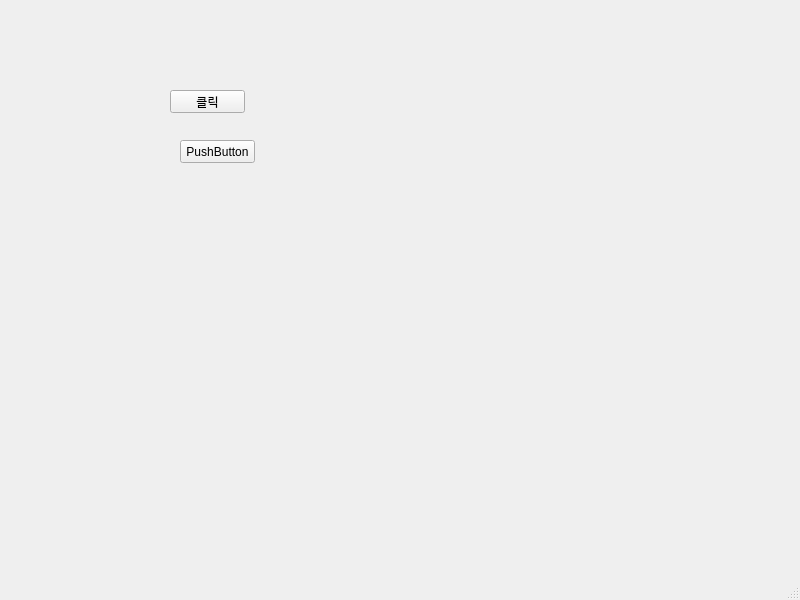
Old version of the form mainWindow.ui in the repository donghuna/Bitcoin.
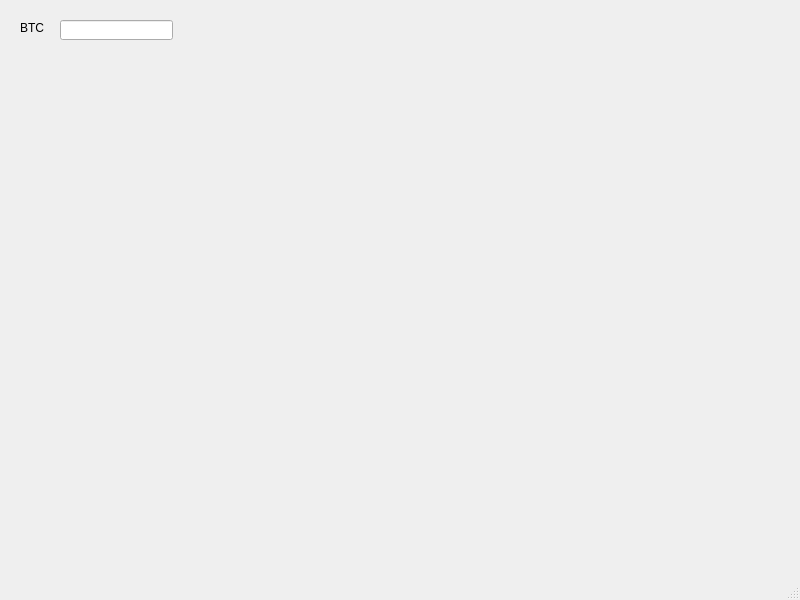
New version of the form.

Commit message: get current BTC price

Diff of the .ui file:
```diff
--- a/mainWindow.ui
+++ b/mainWindow.ui
@@ -14,30 +14,27 @@
    <string>MainWindow</string>
   </property>
   <widget class="QWidget" name="centralwidget">
-   <widget class="QPushButton" name="pushButton">
+   <widget class="QLineEdit" name="lineEdit">
     <property name="geometry">
      <rect>
-      <x>170</x>
-      <y>90</y>
-      <width>75</width>
-      <height>23</height>
+      <x>60</x>
+      <y>20</y>
+      <width>113</width>
+      <height>20</height>
      </rect>
     </property>
-    <property name="text">
-     <string>클릭</string>
-    </property>
    </widget>
-   <widget class="QPushButton" name="pushButton_2">
+   <widget class="QLabel" name="label">
     <property name="geometry">
      <rect>
-      <x>180</x>
-      <y>140</y>
-      <width>75</width>
-      <height>23</height>
+      <x>20</x>
+      <y>20</y>
+      <width>31</width>
+      <height>16</height>
      </rect>
     </property>
     <property name="text">
-     <string>PushButton</string>
+     <string>BTC</string>
     </property>
    </widget>
   </widget>
```
The commit also changes 1 other file.
